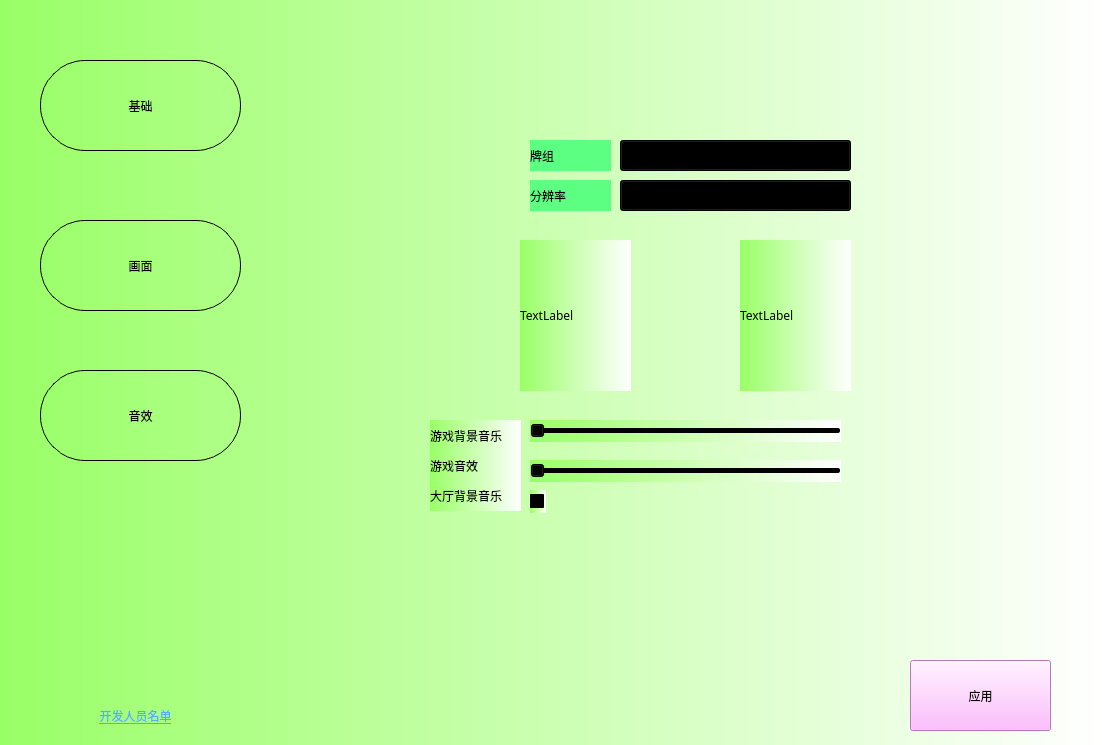
Old version of the form settingwidget.ui in the repository SheepOrnot/TNTDDZ.
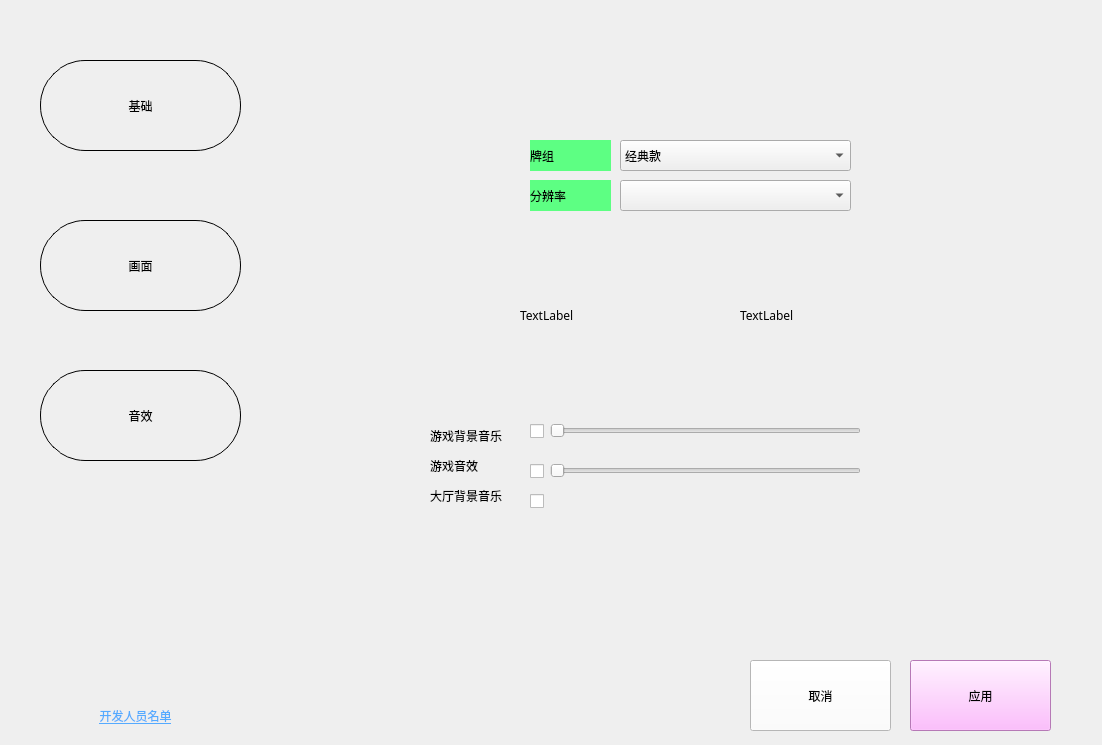
New version of the form.

Diff of the .ui file:
```diff
--- a/settingwidget.ui
+++ b/settingwidget.ui
@@ -20,7 +20,7 @@
    <string>Form</string>
   </property>
   <property name="styleSheet">
-   <string notr="true">background-color: qlineargradient(spread:pad, x1:0, y1:0, x2:1, y2:0, stop:0 rgba(153, 255, 102, 255), stop:1 rgba(255, 255, 255, 255));</string>
+   <string notr="true"/>
   </property>
   <widget class="QPushButton" name="BasicBtn">
    <property name="geometry">
@@ -136,6 +136,16 @@
      <height>31</height>
     </rect>
    </property>
+   <item>
+    <property name="text">
+     <string>经典款</string>
+    </property>
+   </item>
+   <item>
+    <property name="text">
+     <string>经典中的经典款</string>
+    </property>
+   </item>
   </widget>
   <widget class="QLabel" name="CardStyleWord">
    <property name="geometry">
@@ -182,7 +192,7 @@
   <widget class="QSlider" name="BGMVolume">
    <property name="geometry">
     <rect>
-     <x>530</x>
+     <x>550</x>
      <y>420</y>
      <width>311</width>
      <height>22</height>
@@ -195,7 +205,7 @@
   <widget class="QSlider" name="EffectVolume">
    <property name="geometry">
     <rect>
-     <x>530</x>
+     <x>550</x>
      <y>460</y>
      <width>311</width>
      <height>22</height>
@@ -273,6 +283,48 @@
     <string>应用</string>
    </property>
   </widget>
+  <widget class="QPushButton" name="CancelBtn">
+   <property name="geometry">
+    <rect>
+     <x>750</x>
+     <y>660</y>
+     <width>141</width>
+     <height>71</height>
+    </rect>
+   </property>
+   <property name="styleSheet">
+    <string notr="true">background-color: rgb(255, 255, 255);</string>
+   </property>
+   <property name="text">
+    <string>取消</string>
+   </property>
+  </widget>
+  <widget class="QCheckBox" name="GameBGMCheck">
+   <property name="geometry">
+    <rect>
+     <x>530</x>
+     <y>420</y>
+     <width>16</width>
+     <height>23</height>
+    </rect>
+   </property>
+   <property name="text">
+    <string/>
+   </property>
+  </widget>
+  <widget class="QCheckBox" name="GameEffectCheck">
+   <property name="geometry">
+    <rect>
+     <x>530</x>
+     <y>460</y>
+     <width>16</width>
+     <height>23</height>
+    </rect>
+   </property>
+   <property name="text">
+    <string/>
+   </property>
+  </widget>
  </widget>
  <resources/>
  <connections/>
```
Left out of the diff: 2 changed lines with no effect on the pictures.
